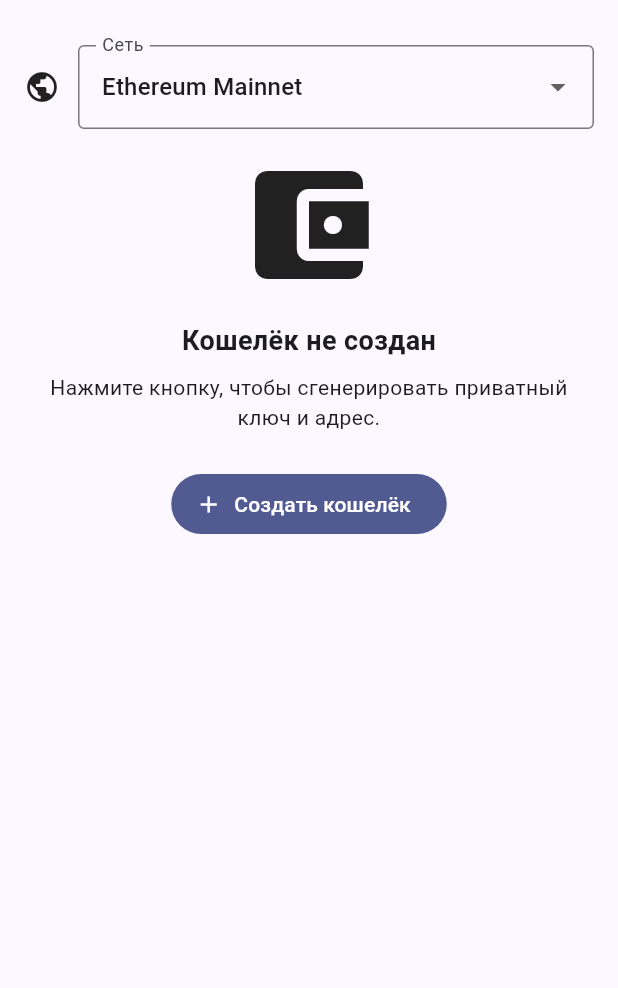
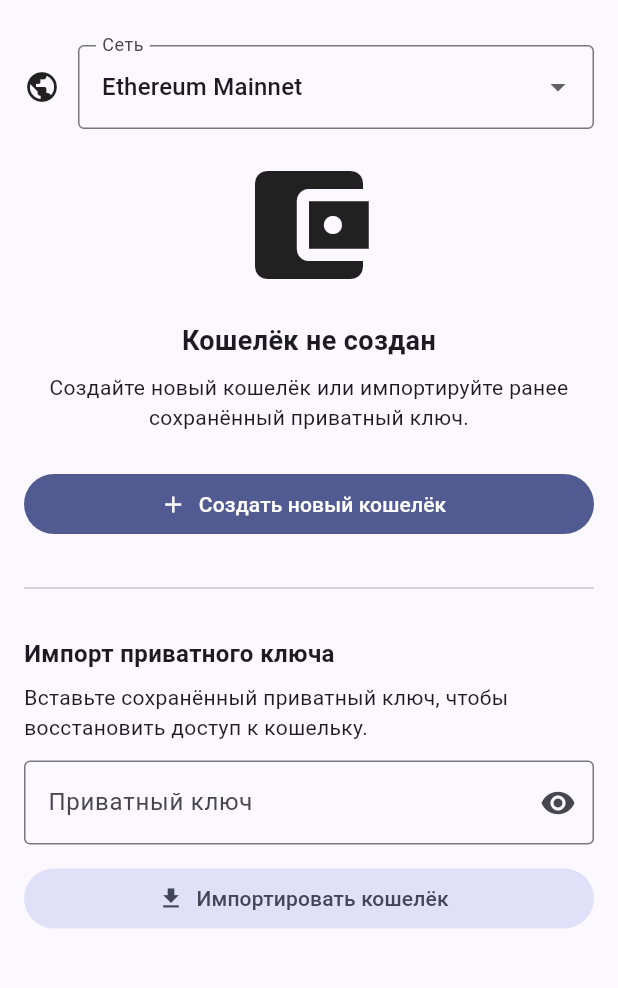
Before and after one commit to mescheryakov1/wallet-mobile, a Flutter app: the screen it shows after launch, on a phone screen of 412 x 824 dp, the part 63-1051 px from its top. Run offline on Flutter 3.47's test engine with Material 3 defaults, Android fonts, the phone set to English and light mode, and no system bars; our stand-ins replace shared_preferences; missing offline and left inert: web3dart.

Commit message:
Allow importing wallet from saved private key

```diff
--- a/lib/main.dart
+++ b/lib/main.dart
@@ -154,6 +154,8 @@ class _WalletHomePageState extends State<WalletHomePage> {
                 _EmptyWallet(
                   onCreate: _controller.createWallet,
                   isCreating: _controller.isCreatingWallet,
+                  onImport: _controller.importWallet,
+                  isImporting: _controller.isImportingWallet,
                 )
               else ...[
                 WalletInfoCard(
@@ -257,39 +259,62 @@ class _TransactionForm extends StatelessWidget {
   }
 }
 
-class _EmptyWallet extends StatelessWidget {
+
+class _EmptyWallet extends StatefulWidget {
   const _EmptyWallet({
     required this.onCreate,
     required this.isCreating,
+    required this.onImport,
+    required this.isImporting,
   });
 
   final Future<void> Function() onCreate;
   final bool isCreating;
+  final Future<ActionResult> Function(String privateKey) onImport;
+  final bool isImporting;
+
+  @override
+  State<_EmptyWallet> createState() => _EmptyWalletState();
+}
+
+class _EmptyWalletState extends State<_EmptyWallet> {
+  final _privateKeyController = TextEditingController();
+  bool _obscurePrivateKey = true;
+
+  @override
+  void dispose() {
+    _privateKeyController.dispose();
+    super.dispose();
+  }
 
   @override
   Widget build(BuildContext context) {
+    final isBusy = widget.isCreating || widget.isImporting;
+
     return Center(
       child: Column(
+        crossAxisAlignment: CrossAxisAlignment.stretch,
         children: [
           const Icon(Icons.account_balance_wallet, size: 96),
           const SizedBox(height: 16),
           const Text(
             'Кошелёк не создан',
+            textAlign: TextAlign.center,
             style: TextStyle(fontSize: 18, fontWeight: FontWeight.bold),
           ),
           const SizedBox(height: 8),
           const Text(
-            'Нажмите кнопку, чтобы сгенерировать приватный ключ и адрес.',
+            'Создайте новый кошелёк или импортируйте ранее сохранённый приватный ключ.',
             textAlign: TextAlign.center,
           ),
           const SizedBox(height: 24),
           FilledButton.icon(
-            onPressed: isCreating
+            onPressed: isBusy
                 ? null
                 : () async {
                     final messenger = ScaffoldMessenger.of(context);
                     try {
-                      await onCreate();
+                      await widget.onCreate();
                       if (!context.mounted) return;
                       messenger.showSnackBar(
                         const SnackBar(content: Text('Новый кошелёк создан.')),
@@ -313,17 +338,89 @@ class _EmptyWallet extends StatelessWidget {
                       );
                     }
                 },
-            icon: isCreating
+            icon: widget.isCreating
                 ? const SizedBox(
                     width: 16,
                     height: 16,
                     child: CircularProgressIndicator(strokeWidth: 2),
                   )
                 : const Icon(Icons.add),
-            label: Text(isCreating ? 'Создание...' : 'Создать кошелёк'),
+            label:
+                Text(widget.isCreating ? 'Создание...' : 'Создать новый кошелёк'),
+          ),
+          const SizedBox(height: 24),
+          const Divider(),
+          const SizedBox(height: 24),
+          const Text(
+            'Импорт приватного ключа',
+            style: TextStyle(fontSize: 16, fontWeight: FontWeight.bold),
+          ),
+          const SizedBox(height: 8),
+          const Text(
+            'Вставьте сохранённый приватный ключ, чтобы восстановить доступ к кошельку.',
+          ),
+          const SizedBox(height: 12),
+          TextField(
+            controller: _privateKeyController,
+            decoration: InputDecoration(
+              labelText: 'Приватный ключ',
+              hintText: '0x...',
+              border: const OutlineInputBorder(),
+              suffixIcon: IconButton(
+                icon: Icon(
+                  _obscurePrivateKey ? Icons.visibility : Icons.visibility_off,
+                ),
+                onPressed: () {
+                  setState(() {
+                    _obscurePrivateKey = !_obscurePrivateKey;
+                  });
+                },
+              ),
+            ),
+            obscureText: _obscurePrivateKey,
+            enableSuggestions: false,
+            autocorrect: false,
+            textInputAction: TextInputAction.done,
+            enabled: !widget.isImporting,
+          ),
+          const SizedBox(height: 12),
+          FilledButton.tonalIcon(
+            onPressed: isBusy ? null : _handleImport,
+            icon: widget.isImporting
+                ? const SizedBox(
+                    width: 16,
+                    height: 16,
+                    child: CircularProgressIndicator(strokeWidth: 2),
+                  )
+                : const Icon(Icons.download),
+            label: Text(widget.isImporting ? 'Импорт...' : 'Импортировать кошелёк'),
           ),
         ],
       ),
+    );
+  }
+
+  Future<void> _handleImport() async {
+    final privateKey = _privateKeyController.text.trim();
+    final messenger = ScaffoldMessenger.of(context);
+    if (privateKey.isEmpty) {
+      messenger.showSnackBar(
+        const SnackBar(content: Text('Введите приватный ключ.')),
+      );
+      return;
+    }
+
+    final result = await widget.onImport(privateKey);
+    if (!mounted) return;
+
+    result.when(
+      success: (message) {
+        messenger.showSnackBar(SnackBar(content: Text(message)));
+        _privateKeyController.clear();
+      },
+      failure: (error) {
+        messenger.showSnackBar(SnackBar(content: Text(error)));
+      },
     );
   }
 }
@@ -485,11 +582,13 @@ class WalletController extends ChangeNotifier {
 
   bool isInitializing = true;
   bool isCreatingWallet = false;
+  bool isImportingWallet = false;
   bool isRefreshingBalance = false;
   bool isSending = false;
   bool isFetchingGasEstimate = false;
   static const int defaultGasLimit = 21000;
-  bool get isBusy => isRefreshingBalance || isSending || isCreatingWallet;
+  bool get isBusy =>
+      isRefreshingBalance || isSending || isCreatingWallet || isImportingWallet;
 
   String get formattedBalance {
     if (_balance == null) {
@@ -560,6 +659,27 @@ class WalletController extends ChangeNotifier {
       await refreshBalance();
     } finally {
       isCreatingWallet = false;
+      notifyListeners();
+    }
+  }
+
+  Future<ActionResult> importWallet(String privateKey) async {
+    isImportingWallet = true;
+    notifyListeners();
+
+    try {
+      final normalizedKey = _normalizePrivateKey(privateKey);
+      await _loadWalletFromKey(normalizedKey);
+      await _storage.savePrivateKey(normalizedKey);
+      notifyListeners();
+      await refreshBalance();
+      return const ActionResult.success('Кошелёк импортирован.');
+    } on FormatException catch (error) {
+      return ActionResult.failure('Некорректный приватный ключ: ${error.message}');
+    } catch (error) {
+      return ActionResult.failure('Не удалось импортировать приватный ключ: $error');
+    } finally {
+      isImportingWallet = false;
       notifyListeners();
     }
   }
@@ -676,6 +796,25 @@ class WalletController extends ChangeNotifier {
     wallet = WalletData(privateKey: privateKey, address: address);
   }
 
+  String _normalizePrivateKey(String value) {
+    final trimmed = value.trim();
+    if (trimmed.isEmpty) {
+      throw const FormatException('Приватный ключ не должен быть пустым.');
+    }
+    final sanitized = trimmed.replaceAll(RegExp(r'\s+'), '');
+    final hasPrefix = sanitized.startsWith('0x') || sanitized.startsWith('0X');
+    final hex = hasPrefix ? sanitized.substring(2) : sanitized;
+    if (hex.length != 64) {
+      throw const FormatException('Приватный ключ должен содержать 64 символа.');
+    }
+    if (!RegExp(r'^[0-9a-fA-F]+$').hasMatch(hex)) {
+      throw const FormatException(
+        'Приватный ключ должен содержать только hex-символы.',
+      );
+    }
+    return '0x${hex.toLowerCase()}';
+  }
+
   Future<T> _withClient<T>(Future<T> Function(Web3Client client) action) async {
     final client = Web3Client(selectedNetwork.rpcUrl, http.Client());
     try {
```
